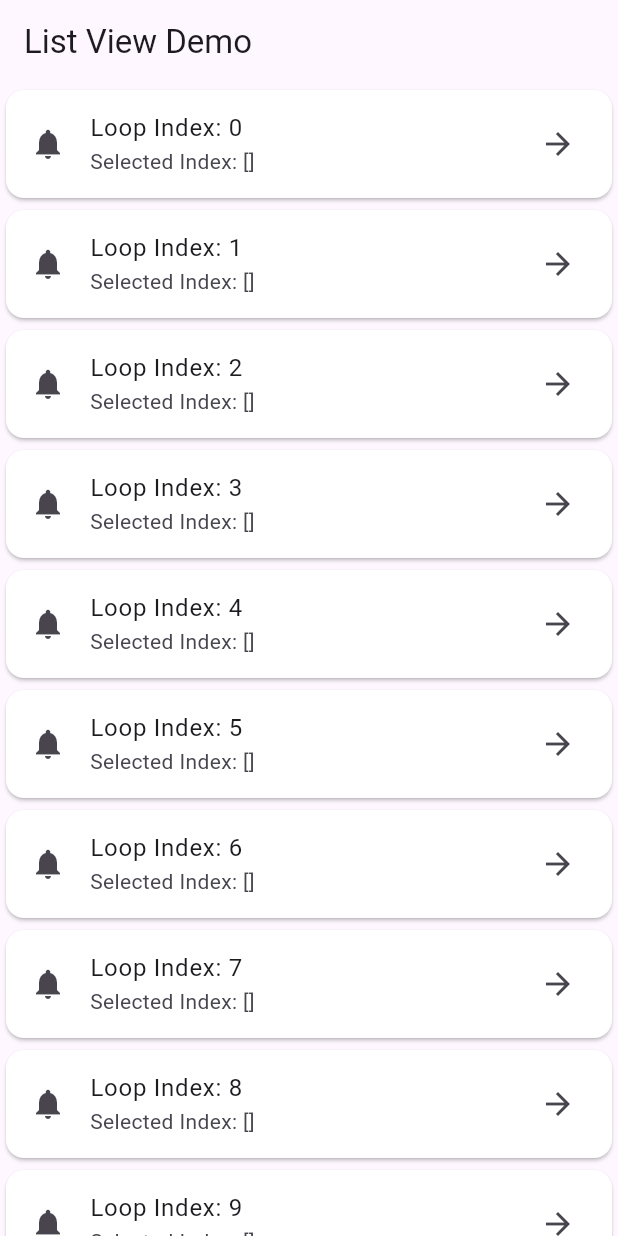
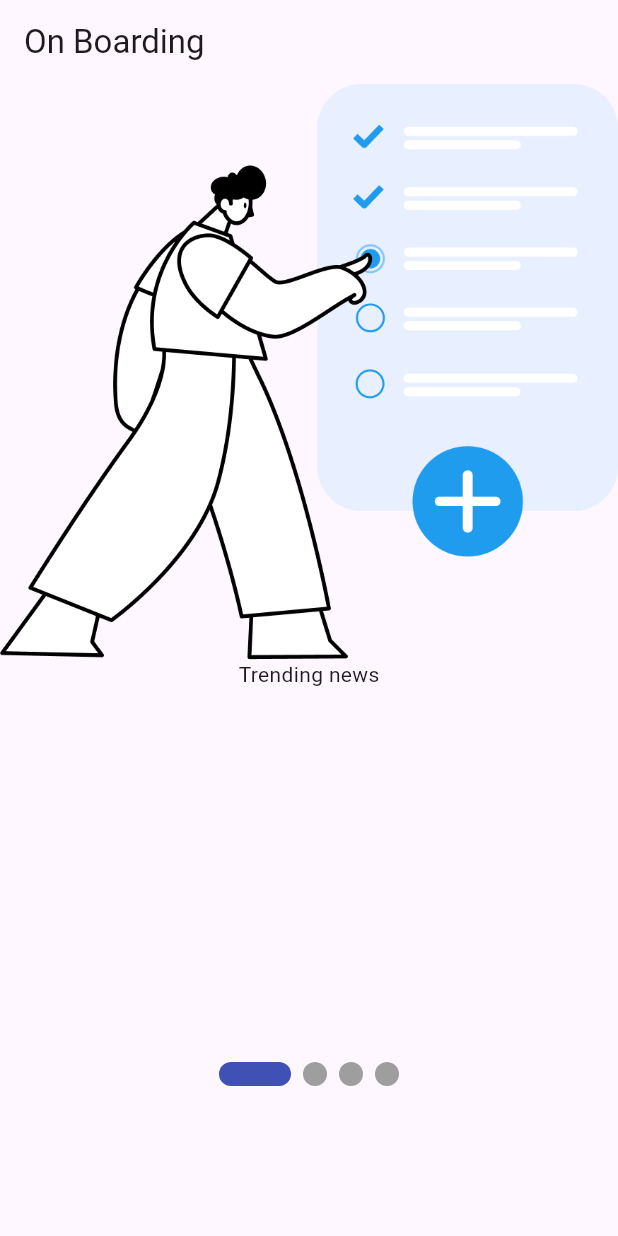
Before and after one commit to MuhammadAliKust/AmirProject, a Flutter app: the screen it shows after launch, on a phone screen of 412 x 824 dp. Run offline on Flutter 3.47's test engine with Material 3 defaults, Android fonts, the phone set to English and light mode, and no system bars; drawn by our look-alikes of smooth_page_indicator; our stand-ins replace image_picker, string_validator.

Commit message:
OnBoarding View Done

```diff
--- a/lib/main.dart
+++ b/lib/main.dart
@@ -6,6 +6,8 @@ import 'package:ibad_project/networ_image.dart';
 import 'file_image.dart';
 import 'list_view.dart';
 import 'login.dart';
+import 'notifications_view.dart';
+import 'onboarding.dart';
 
 void main() {
   runApp(MyApp());
@@ -17,7 +19,7 @@ class MyApp extends StatelessWidget {
   @override
   Widget build(BuildContext context) {
     return MaterialApp(
-      home: MultipleSelectionDemo(),
+      home: OnboardingView(),
     );
   }
 }
--- /dev/null
+++ b/lib/models/onboarding.dart
@@ -0,0 +1,6 @@
+class OnBoardingModel {
+  final String image;
+  final String title;
+
+  OnBoardingModel({required this.image, required this.title});
+}
--- a/lib/multi_list_view.dart
+++ b/lib/multi_list_view.dart
@@ -15,7 +15,7 @@ class _MultipleSelectionDemoState extends State<MultipleSelectionDemo> {
     return Scaffold(
       appBar: AppBar(title: Text("List View Demo")),
       body: ListView.builder(
-        itemCount: ,
+        itemCount:5 ,
         itemBuilder: (context, i) {
           return Card(
             color: selectedIndex.contains(i) ? Colors.blue : Colors.white,
--- /dev/null
+++ b/lib/onboarding.dart
@@ -0,0 +1,58 @@
+import 'package:flutter/material.dart';
+import 'package:ibad_project/models/onboarding.dart';
+import 'package:smooth_page_indicator/smooth_page_indicator.dart';
+
+class OnboardingView extends StatelessWidget {
+  OnboardingView({super.key});
+
+  List<OnBoardingModel> onBoardingList = [
+    OnBoardingModel(image: 'assets/images/Group.png', title: 'Trending news'),
+    OnBoardingModel(
+      image: 'assets/images/Group-1.png',
+      title: 'React,Save & Share News',
+    ),
+    OnBoardingModel(
+      image: 'assets/images/Group-2.png',
+      title: 'Video & live News From Youtube',
+    ),
+    OnBoardingModel(
+      image: 'assets/images/Group-3.png',
+      title: 'Browse News From Variety Of Categories',
+    ),
+  ];
+
+  PageController controller = PageController();
+
+  @override
+  Widget build(BuildContext context) {
+    return Scaffold(
+      appBar: AppBar(title: Text("On Boarding")),
+      body: Column(
+        children: [
+          Expanded(
+            child: PageView.builder(
+              controller: controller,
+              itemCount: onBoardingList.length,
+              scrollDirection: Axis.horizontal,
+              itemBuilder: (context, i) {
+                return Column(
+                  children: [
+                    Image.asset(onBoardingList[i].image.toString()),
+                    Text(onBoardingList[i].title.toString()),
+                  ],
+                );
+              },
+            ),
+          ),
+          SmoothPageIndicator(
+            controller: controller, // PageController
+            count: onBoardingList.length,
+            effect: ExpandingDotsEffect(), // your preferred effect
+            onDotClicked: (index) {},
+          ),
+          SizedBox(height: 100,),
+        ],
+      ),
+    );
+  }
+}
--- a/pubspec.yaml
+++ b/pubspec.yaml
@@ -36,6 +36,7 @@ dependencies:
   cupertino_icons: ^1.0.8
   image_picker: ^1.1.2
   string_validator: ^1.1.0
+  smooth_page_indicator: ^1.2.1
 
 dev_dependencies:
   flutter_test:
```
Also changed, not shown: lib/models/notification.dart (added, +7 -0 lines), lib/notifications_view.dart (added, +61 -0 lines), assets/images/Group-1.png (added), assets/images/Group-2.png (added), assets/images/Group-3.png (added), assets/images/Group.png (added), pubspec.lock.
